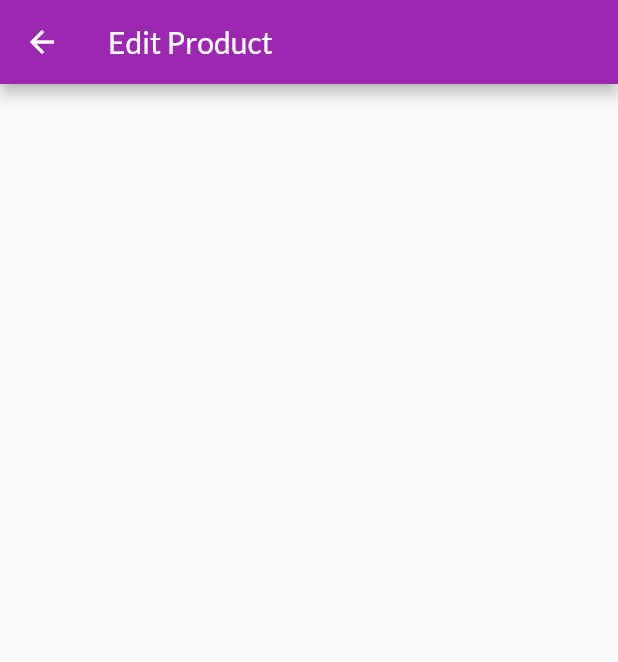
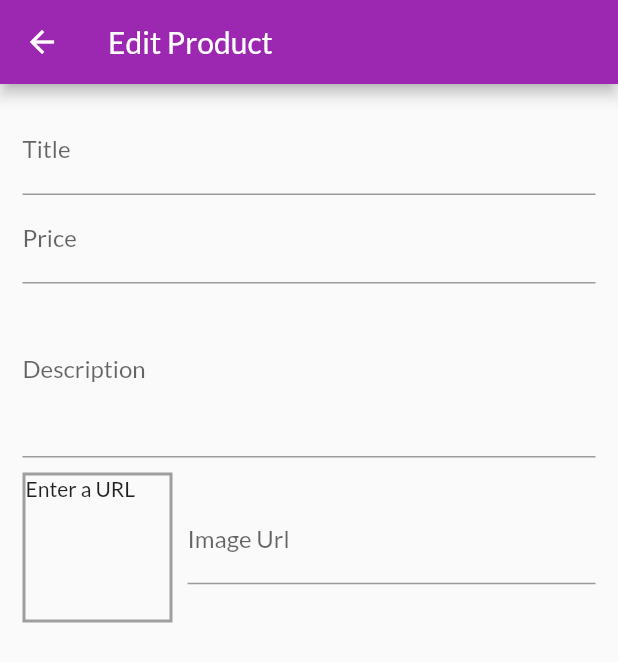
Before and after one commit to 9920261995/ShopAppFlutter, a Flutter app: the EditProducts screen opened directly, on a phone screen of 412 x 824 dp. Shown: the top 662 px of the screen. Run offline on Flutter 3.47's test engine with Material 2 defaults, Android fonts, the phone set to English and light mode, and no system bars; network calls fail.

Commit message:
with edit screen ,form input and textfields and image container

```diff
--- a/lib/Screens/edit_products_screen.dart
+++ b/lib/Screens/edit_products_screen.dart
@@ -1,18 +1,86 @@
 import 'package:flutter/material.dart';
 
 class EditProducts extends StatefulWidget {
+  static const routeName = "/edit_products";
   @override
   _EditProductsState createState() => _EditProductsState();
 }
 
 class _EditProductsState extends State<EditProducts> {
+  final _priceFocusNode = FocusNode();
+  final _descriptionFocusNode = FocusNode();
+  final _imageUrlController = TextEditingController();
+
+  @override
+  void dispose() {
+    _priceFocusNode.dispose();
+    _descriptionFocusNode.dispose();
+    _imageUrlController.dispose();
+    super.dispose();
+  }
+
   @override
   Widget build(BuildContext context) {
     return Scaffold(
       appBar: AppBar(
         title: Text("Edit Product"),
       ),
-      body: Column(),
+      body: Padding(
+        padding: const EdgeInsets.all(15.0),
+        child: Form(
+          child: ListView(
+            children: <Widget>[
+              TextFormField(
+                decoration: InputDecoration(labelText: "Title"),
+                textInputAction: TextInputAction.next,
+                onFieldSubmitted: (_) =>
+                    {FocusScope.of(context).requestFocus(_priceFocusNode)},
+              ),
+              TextFormField(
+                decoration: InputDecoration(labelText: "Price"),
+                textInputAction: TextInputAction.next,
+                keyboardType: TextInputType.number,
+                focusNode: _priceFocusNode,
+                onFieldSubmitted: (_) => {
+                  FocusScope.of(context).requestFocus(_descriptionFocusNode)
+                },
+              ),
+              TextFormField(
+                decoration: InputDecoration(labelText: "Description"),
+                textInputAction: TextInputAction.next,
+                maxLines: 4,
+                keyboardType: TextInputType.multiline,
+                focusNode: _descriptionFocusNode,
+              ),
+              Row(
+                children: <Widget>[
+                  Container(
+                    child: _imageUrlController.text.isEmpty
+                        ? Text('Enter a URL')
+                        : FittedBox(
+                            child: Image.network(_imageUrlController.text),
+                            fit: BoxFit.cover,
+                          ),
+                    width: 100,
+                    height: 100,
+                    margin: EdgeInsets.only(top: 10, right: 10),
+                    decoration: BoxDecoration(
+                        border: Border.all(width: 2, color: Colors.grey)),
+                  ),
+                  Expanded(
+                    child: TextFormField(
+                      decoration: InputDecoration(labelText: "Image Url"),
+                      textInputAction: TextInputAction.done,
+                      keyboardType: TextInputType.url,
+                      controller: _imageUrlController,
+                    ),
+                  )
+                ],
+              )
+            ],
+          ),
+        ),
+      ),
     );
   }
 }
--- a/lib/Screens/user_products_screen.dart
+++ b/lib/Screens/user_products_screen.dart
@@ -1,5 +1,6 @@
 import 'package:flutter/material.dart';
 import 'package:provider/provider.dart';
+import '../Screens/edit_products_screen.dart';
 import '../Providers/products_provider.dart';
 import '../Widgets/user_product_item.dart';
 import '../Widgets/app_drawer.dart';
@@ -16,7 +17,9 @@ class UserProductsScreen extends StatelessWidget {
         actions: [
           IconButton(
             icon: const Icon(Icons.add),
-            onPressed: () {},
+            onPressed: () {
+              Navigator.of(context).pushNamed(EditProducts.routeName);
+            },
           )
         ],
       ),
--- a/lib/main.dart
+++ b/lib/main.dart
@@ -1,7 +1,8 @@
 import 'package:flutter/material.dart';
 import 'package:provider/provider.dart';
-import 'package:shop_app/Screens/orders_screen.dart';
-import 'package:shop_app/Screens/user_products_screen.dart';
+import './Screens/edit_products_screen.dart';
+import './Screens/orders_screen.dart';
+import './Screens/user_products_screen.dart';
 import './Providers/orders_provider.dart';
 import './Screens/cart_screens.dart';
 import './Providers/cart_provider.dart';
@@ -43,7 +44,8 @@ class MyApp extends StatelessWidget {
           ProductDetailScreen.routeName: (context) => ProductDetailScreen(),
           CartScreen.routeName: (context) => CartScreen(),
           OrdersScreen.routeName: (context) => OrdersScreen(),
-          UserProductsScreen.routeName: (context) => UserProductsScreen()
+          UserProductsScreen.routeName: (context) => UserProductsScreen(),
+          EditProducts.routeName: (context) => EditProducts()
         },
       ),
     );
```
